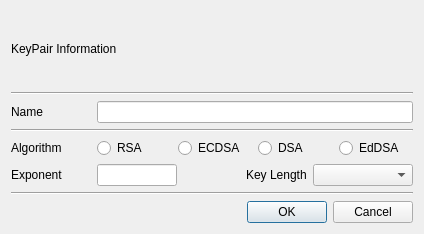
jykim74/BerEditor, file BerEditor/gen_key_pair_dlg.ui: the form before one commit.
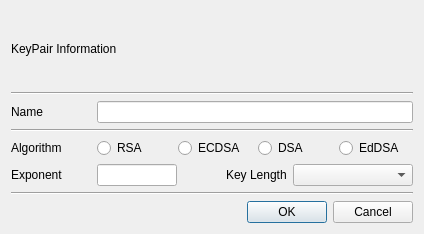
The form after the commit.

Patch:
```diff
--- a/BerEditor/gen_key_pair_dlg.ui
+++ b/BerEditor/gen_key_pair_dlg.ui
@@ -147,7 +147,7 @@
       <widget class="QComboBox" name="mOptionCombo">
        <property name="minimumSize">
         <size>
-         <width>100</width>
+         <width>120</width>
          <height>0</height>
         </size>
        </property>
```
